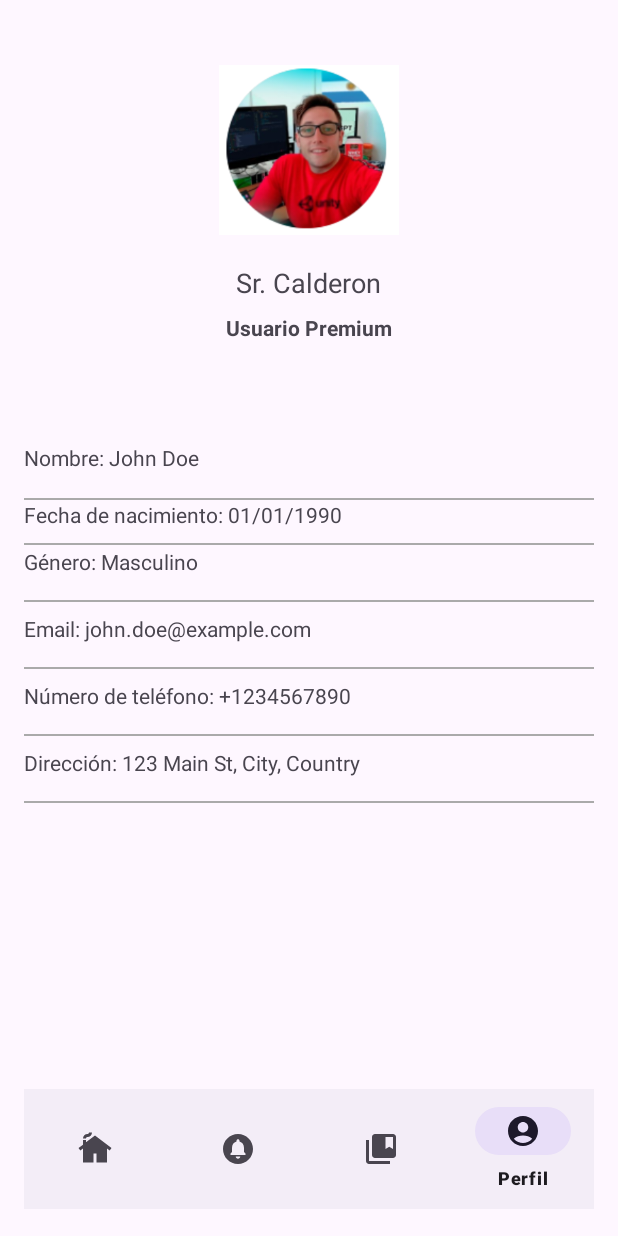
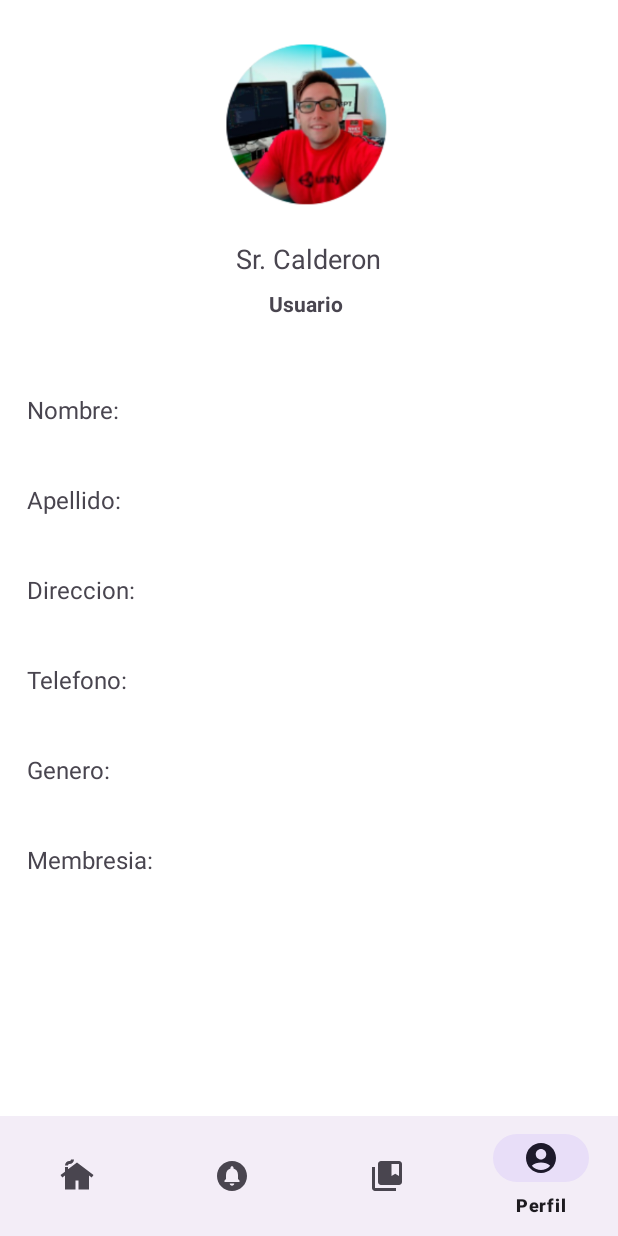
Before and after one commit to Lucasellero/servicio_limpieza, an Android app: the perfil screen opened directly, with no data from a screen before it, on a phone screen of 412 x 824 dp. Run offline under Robolectric (Android 15) with nearby library versions, the phone set to English and light mode, and no system bars.

Commit message:
Arregle un poco perfil

```diff
--- a/app/src/main/java/com/example/servicio_limpieza/perfil.java
+++ b/app/src/main/java/com/example/servicio_limpieza/perfil.java
@@ -22,7 +22,7 @@ public class perfil extends AppCompatActivity {
                 int id = item.getItemId();
                 if (id == R.id.navigation_home) {
                     // Cambiar a la pantalla de inicio (MainActivity)
-                    Intent intent = new Intent(perfil.this, perfil.class);
+                    Intent intent = new Intent(perfil.this, home.class);
                     intent.addFlags(Intent.FLAG_ACTIVITY_REORDER_TO_FRONT);
                     startActivity(intent);
                     return true;
--- a/app/src/main/res/layout/activity_profile.xml
+++ b/app/src/main/res/layout/activity_profile.xml
@@ -1,11 +1,14 @@
 <?xml version="1.0" encoding="utf-8"?>
 <RelativeLayout xmlns:android="http://schemas.android.com/apk/res/android"
+    xmlns:app="http://schemas.android.com/apk/res-auto"
     android:layout_width="match_parent"
     android:layout_height="match_parent"
-    xmlns:app="http://schemas.android.com/apk/res-auto"
-    android:padding="16dp">
+    android:background="#FFFFFF"
+    android:backgroundTint="#FFFFFF"
+    android:padding="0dp">
 
     <!-- Foto del perfil -->
+
     <ImageView
         android:id="@+id/profile_image"
         android:layout_width="120dp"
@@ -33,131 +36,92 @@
         android:layout_below="@id/sr_apellido_label"
         android:layout_centerHorizontal="true"
         android:layout_marginTop="8dp"
-        android:text="Usuario Premium"
+        android:text="Usuario "
         android:textStyle="bold" />
 
     <!-- Separador -->
 
     <!-- Datos del perfil -->
-    <LinearLayout
-        android:layout_width="match_parent"
-        android:layout_height="wrap_content"
 
-        android:layout_marginTop="279dp"
-        android:orientation="vertical">
-
-        <!-- Nombre -->
-
-        <!-- Separador -->
-
-        <!-- Fecha de nacimiento -->
-        <TextView
-            android:id="@+id/name_label"
-            android:layout_width="wrap_content"
-            android:layout_height="wrap_content"
-            android:layout_marginBottom="1dp"
-            android:text="Nombre: John Doe" />
-
-        <View
-            android:id="@+id/divider1"
-            android:layout_width="match_parent"
-            android:layout_height="1dp"
-            android:layout_marginTop="16dp"
-            android:background="@android:color/darker_gray" />
-
-        <TextView
-            android:id="@+id/birth_date_label"
-            android:layout_width="wrap_content"
-            android:layout_height="wrap_content"
-            android:layout_marginBottom="1dp"
-            android:text="Fecha de nacimiento: 01/01/1990" />
-
-        <!-- Separador -->
-
-        <!-- Género -->
-        <View
-            android:id="@+id/divider2"
-            android:layout_width="match_parent"
-            android:layout_height="1dp"
-            android:layout_marginTop="8dp"
-            android:layout_marginBottom="1dp"
-            android:background="@android:color/darker_gray" />
-
-        <TextView
-            android:id="@+id/gender_label"
-            android:layout_width="wrap_content"
-            android:layout_height="wrap_content"
-            android:layout_marginBottom="8dp"
-            android:text="Género: Masculino" />
-
-        <!-- Separador -->
-
-        <!-- Email -->
-        <View
-            android:id="@+id/divider3"
-            android:layout_width="match_parent"
-            android:layout_height="1dp"
-            android:layout_marginTop="8dp"
-            android:layout_marginBottom="8dp"
-            android:background="@android:color/darker_gray" />
-
-        <TextView
-            android:id="@+id/email_label"
-            android:layout_width="wrap_content"
-            android:layout_height="wrap_content"
-            android:layout_marginBottom="8dp"
-            android:text="Email: john.doe@example.com" />
-
-        <!-- Separador -->
-
-        <!-- Número de teléfono -->
-        <View
-            android:id="@+id/divider4"
-            android:layout_width="match_parent"
-            android:layout_height="1dp"
-            android:layout_marginTop="8dp"
-            android:layout_marginBottom="8dp"
-            android:background="@android:color/darker_gray" />
-
-        <TextView
-            android:id="@+id/phone_number_label"
-            android:layout_width="wrap_content"
-            android:layout_height="wrap_content"
-            android:layout_marginBottom="8dp"
-            android:text="Número de teléfono: +1234567890" />
-
-        <!-- Separador -->
-
-        <!-- Dirección -->
-        <View
-            android:id="@+id/divider5"
-            android:layout_width="match_parent"
-            android:layout_height="1dp"
-            android:layout_marginTop="8dp"
-            android:layout_marginBottom="8dp"
-            android:background="@android:color/darker_gray" />
-
-        <TextView
-            android:id="@+id/address_label"
-            android:layout_width="wrap_content"
-            android:layout_height="wrap_content"
-            android:layout_marginBottom="8dp"
-            android:text="Dirección: 123 Main St, City, Country" />
-
-        <View
-            android:id="@+id/divider6"
-            android:layout_width="match_parent"
-            android:layout_height="1dp"
-            android:layout_marginTop="8dp"
-            android:layout_marginBottom="8dp"
-            android:background="@android:color/darker_gray" />
-    </LinearLayout>
     <com.google.android.material.bottomnavigation.BottomNavigationView
         android:id="@+id/bottom_navigation"
         android:layout_width="match_parent"
         android:layout_height="wrap_content"
+        android:layout_alignParentStart="true"
         android:layout_alignParentBottom="true"
-        android:layout_marginBottom="2dp"
+        android:layout_marginStart="0dp"
+        android:layout_marginBottom="0dp"
         app:menu="@menu/bottom_navigation_menu" />
 
+    <TextView
+        android:id="@+id/name"
+        android:layout_width="match_parent"
+        android:layout_height="30dp"
+        android:layout_below="@+id/premium_user_label"
+        android:layout_marginStart="18dp"
+        android:layout_alignParentEnd="true"
+        android:layout_marginTop="50dp"
+        android:layout_marginEnd="0dp"
+        android:text="Nombre: "
+        android:textSize="16sp" />
+
+    <TextView
+        android:id="@+id/surname"
+        android:layout_width="match_parent"
+        android:layout_height="30dp"
+        android:layout_below="@+id/name"
+        android:layout_alignParentStart="true"
+        android:layout_alignParentEnd="true"
+        android:layout_marginStart="18dp"
+        android:layout_marginTop="30dp"
+        android:layout_marginEnd="0dp"
+        android:text="Apellido:"
+        android:textSize="16sp" />
+
+    <TextView
+        android:id="@+id/genero"
+        android:layout_width="match_parent"
+        android:layout_height="30dp"
+        android:layout_below="@+id/surname"
+        android:layout_marginStart="18dp"
+        android:layout_alignParentEnd="true"
+        android:layout_marginTop="30dp"
+        android:layout_marginEnd="0dp"
+        android:text="Direccion:"
+        android:textSize="16sp" />
+
+    <TextView
+        android:id="@+id/telefono"
+        android:layout_width="410dp"
+        android:layout_height="30dp"
+        android:layout_below="@+id/genero"
+        android:layout_alignParentEnd="true"
+        android:layout_marginStart="18dp"
+        android:layout_marginTop="30dp"
+        android:layout_marginEnd="0dp"
+        android:text="Telefono:"
+        android:textSize="16sp" />
+
+    <TextView
+        android:id="@+id/textView8"
+        android:layout_width="match_parent"
+        android:layout_height="30dp"
+        android:layout_below="@+id/telefono"
+        android:layout_marginStart="18dp"
+        android:layout_marginTop="30dp"
+        android:text="Genero:"
+        android:textSize="16sp" />
+
+    <TextView
+        android:id="@+id/membresia"
+        android:layout_width="410dp"
+        android:layout_height="30dp"
+        android:layout_below="@+id/textView8"
+        android:layout_alignParentEnd="true"
+        android:layout_marginStart="18dp"
+        android:layout_marginTop="30dp"
+        android:layout_marginEnd="0dp"
+        android:text="Membresia: "
+        android:textSize="16sp" />
+
 </RelativeLayout>
```
